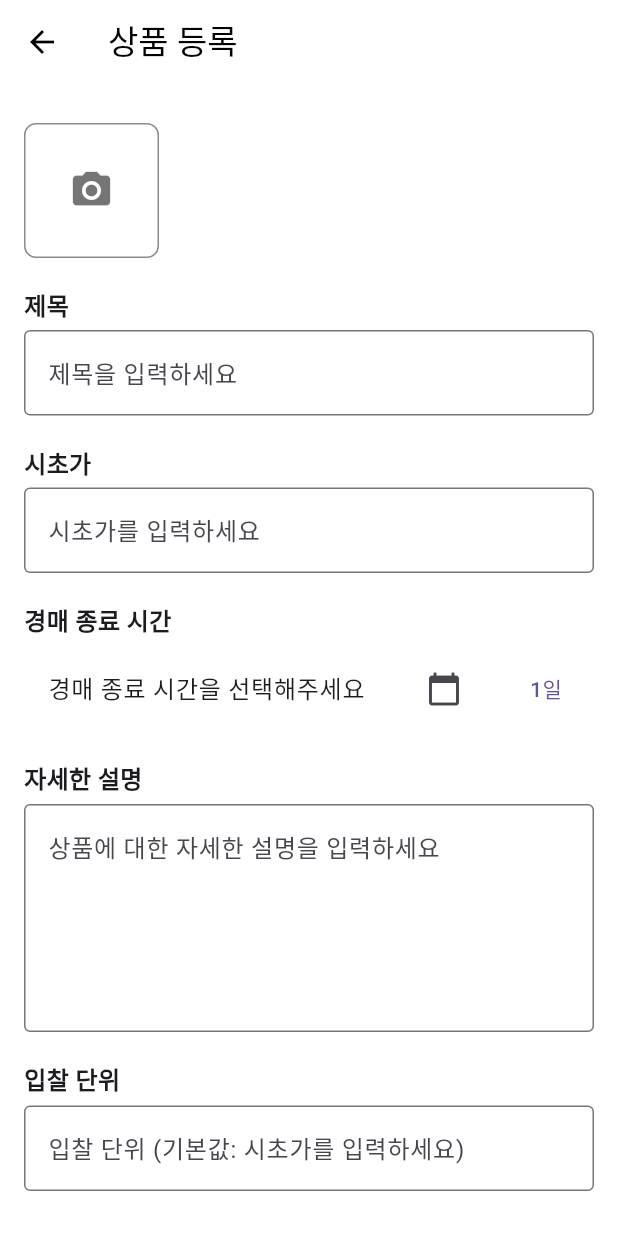
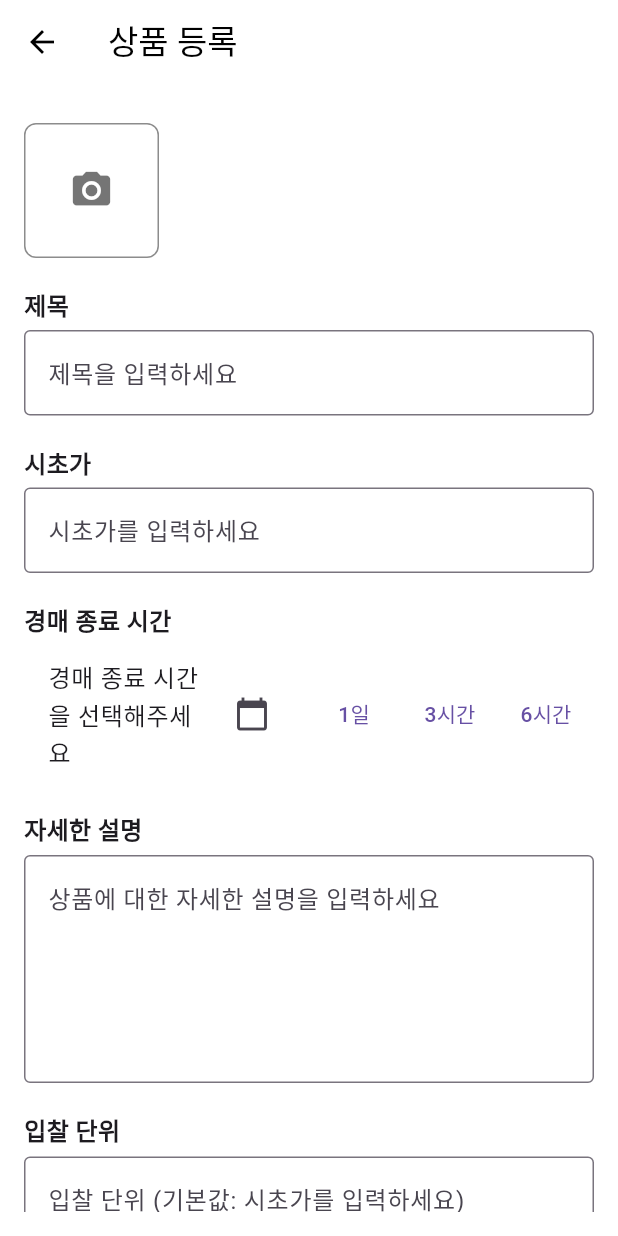
Before and after one commit to t08361/used-auction, a Flutter app: the AddItemScreen screen opened by its route, on a phone screen of 412 x 824 dp. Run offline on Flutter 3.47's test engine with Material 3 defaults, Android fonts, the phone set to English and light mode, and no system bars; our stand-ins replace cached_network_image, firebase_core, firebase_storage, geocoding, geolocator, image_picker and 3 more; accounts and stored records are empty; network calls fail.

Commit message:
--add-- = 상품 추가 화면에 서 경매 종료 시간 설정하는 부분에서 3시간, 6시간 버튼 추가

```diff
--- a/lib/screens/add_item_screen.dart
+++ b/lib/screens/add_item_screen.dart
@@ -118,6 +118,20 @@ class _AddItemScreenState extends State<AddItemScreen> {
   void _setEndDateTimeOneDayLater() {
     setState(() {
       _endDateTime = DateTime.now().add(const Duration(days: 1)); // 현재 시간에서 1일 더한 시간 설정
+    });
+  }
+
+  // 3시간 후로 경매 종료일 설정하는 함수
+  void _setEndDateTimeThreeHoursLater() {
+    setState(() {
+      _endDateTime = DateTime.now().add(const Duration(hours: 3)); // 현재 시간에서 3시간 더한 시간 설정
+    });
+  }
+
+// 6시간 후로 경매 종료일 설정하는 함수
+  void _setEndDateTimeSixHoursLater() {
+    setState(() {
+      _endDateTime = DateTime.now().add(const Duration(hours: 6)); // 현재 시간에서 6시간 더한 시간 설정
     });
   }
 
@@ -372,6 +386,16 @@ class _AddItemScreenState extends State<AddItemScreen> {
                     onPressed: _setEndDateTimeOneDayLater, // 1일 후로 경매 종료일 설정
                     child: const Text('1일'),
                   ),
+                  // 새로 추가된 3시간 버튼
+                  TextButton(
+                    onPressed: _setEndDateTimeThreeHoursLater,
+                    child: const Text('3시간'),
+                  ),
+                  // 새로 추가된 6시간 버튼
+                  TextButton(
+                    onPressed: _setEndDateTimeSixHoursLater,
+                    child: const Text('6시간'),
+                  )
                 ],
               ),
               const SizedBox(height: 20),
```
